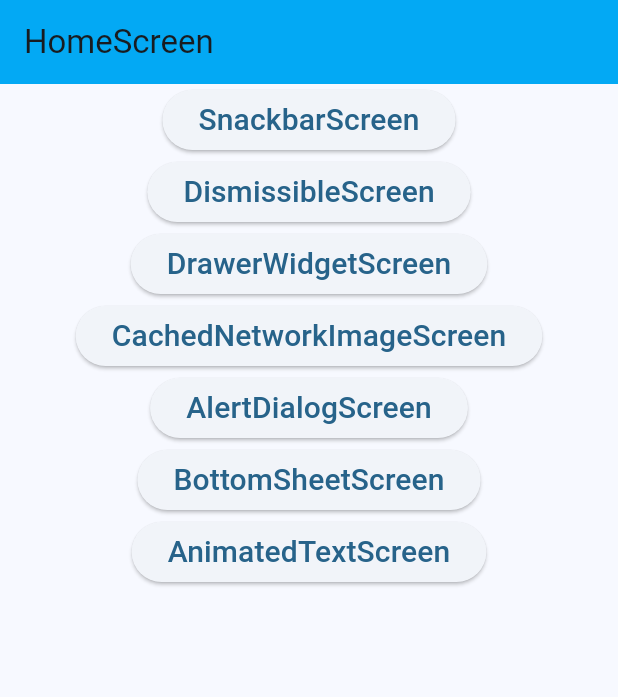
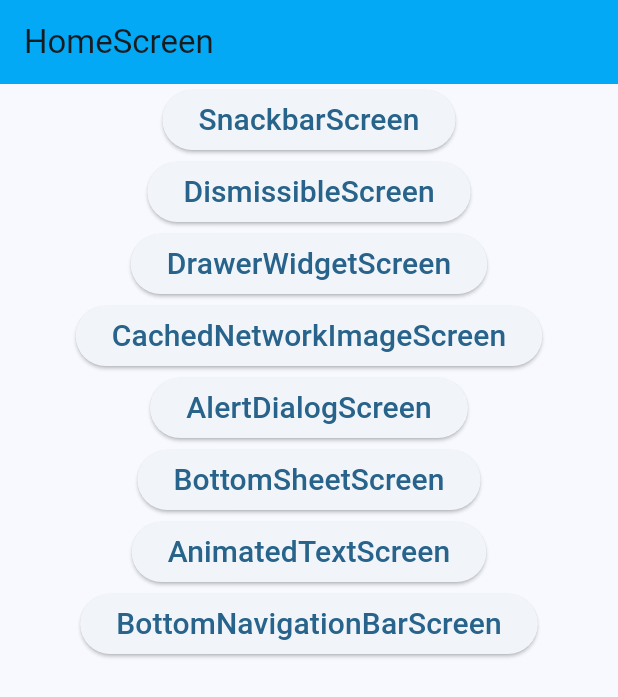
Before and after one commit to FAHIMSHAKIL102/flutter_akshit_practice, a Flutter app: the screen it shows after launch, on a phone screen of 412 x 824 dp. Shown: the top 697 px of the screen. Run offline on Flutter 3.47's test engine with Material 3 defaults, Android fonts, the phone set to English and light mode, and no system bars; our stand-ins replace animated_text_kit, cached_network_image.

Commit message:
add_bottomNavigationBar

```diff
--- a/lib/home_screen.dart
+++ b/lib/home_screen.dart
@@ -1,6 +1,7 @@
 import 'package:flutter/material.dart';
 import 'package:flutter_akshit_practice/alert_dialog_screen.dart';
 import 'package:flutter_akshit_practice/animated_text_screen.dart';
+import 'package:flutter_akshit_practice/bottom_navigation_bar_screen.dart';
 import 'package:flutter_akshit_practice/bottom_sheet_screen.dart';
 import 'package:flutter_akshit_practice/cached_network_image_screen.dart';
 import 'package:flutter_akshit_practice/dismissible_screen.dart';
@@ -87,7 +88,6 @@ class HomeScreen extends StatelessWidget {
               child: Text('BottomSheetScreen', style: TextStyle(fontSize: 20)),
             ),
           ),
-
           Center(
             child: ElevatedButton(
               onPressed: () {
@@ -99,6 +99,22 @@ class HomeScreen extends StatelessWidget {
               child: Text('AnimatedTextScreen', style: TextStyle(fontSize: 20)),
             ),
           ),
+          Center(
+            child: ElevatedButton(
+              onPressed: () {
+                Navigator.push(
+                  context,
+                  MaterialPageRoute(
+                    builder: (context) => BottomNavigationBarScreen(),
+                  ),
+                );
+              },
+              child: Text(
+                'BottomNavigationBarScreen',
+                style: TextStyle(fontSize: 20),
+              ),
+            ),
+          ),
         ],
       ),
     );
```
Also changed, not shown: lib/bottom_navigation_bar_screen.dart (added, +58 -0 lines).
